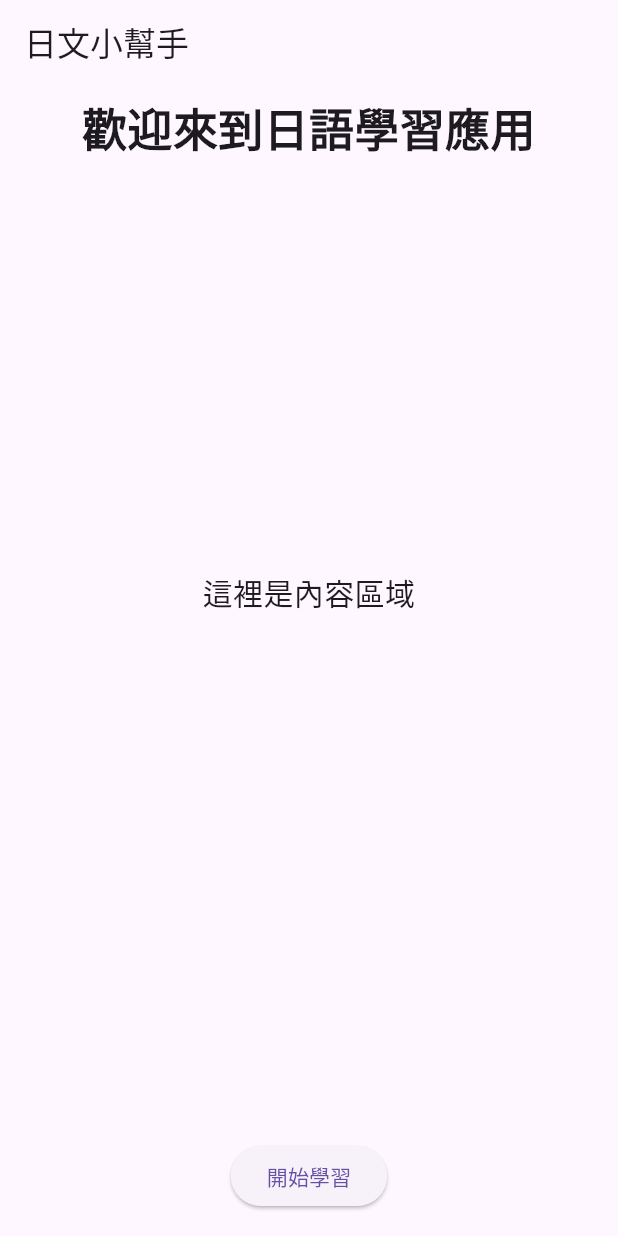
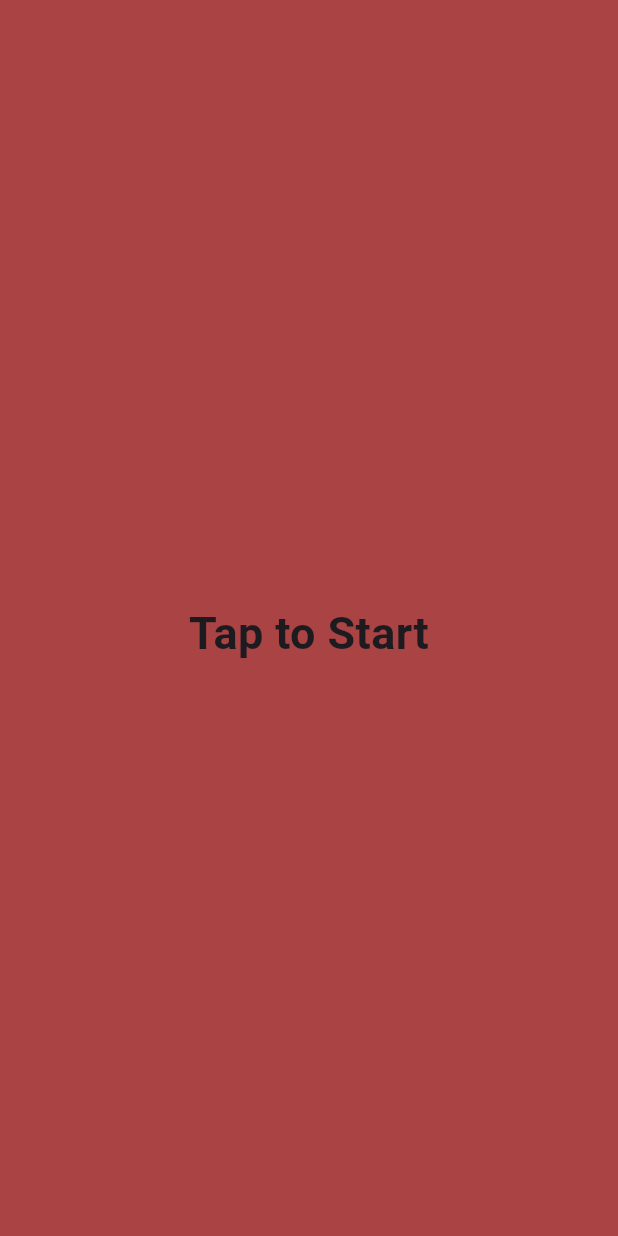
Before and after one commit to xiaomingtseng/study_japanese_app, a Flutter app: the screen it shows after launch, on a phone screen of 412 x 824 dp. Run offline on Flutter 3.47's test engine with Material 3 defaults, Android fonts, the phone set to English and light mode, and no system bars.

Commit message:
[feature]新增單字、文法、聽力練習路由

```diff
--- a/lib/main.dart
+++ b/lib/main.dart
@@ -1,4 +1,8 @@
 import 'package:flutter/material.dart';
+import 'core/home_screen.dart';
+import 'features/word_practice_screen.dart';
+import 'features/grammar_practice_screen.dart';
+import 'features/listening_practice_screen.dart';
 
 void main() {
   runApp(const MainApp());
@@ -10,50 +14,47 @@ class MainApp extends StatelessWidget {
   @override
   Widget build(BuildContext context) {
     return MaterialApp(
-      home: Scaffold(
-        appBar: AppBar(title: const Text('日文小幫手')),
-        body: Column(
-          mainAxisAlignment: MainAxisAlignment.spaceBetween,
-          children: [
-            //title area
-            const Padding(
-              padding: EdgeInsets.all(8.0),
-              child: Text(
-                '歡迎來到日語學習應用',
+      initialRoute: '/',
+      routes: {
+        '/': (context) => const SplashScreen(),
+        '/home': (context) => const HomeScreen(),
+        '/wordPractice': (context) => const WordPracticeScreen(),
+        '/grammarPractice': (context) => const GrammarPracticeScreen(),
+        '/listeningPractice': (context) => const ListeningPracticeScreen(),
+      },
+      theme: ThemeData(primarySwatch: Colors.red),
+      debugShowCheckedModeBanner: false,
+    );
+  }
+}
+
+class SplashScreen extends StatelessWidget {
+  const SplashScreen({super.key});
+
+  @override
+  Widget build(BuildContext context) {
+    return Scaffold(
+      backgroundColor: const Color.fromARGB(255, 170, 67, 67),
+      body: GestureDetector(
+        onTap: () {
+          Navigator.pushReplacement(
+            context,
+            MaterialPageRoute(builder: (context) => const HomeScreen()),
+          );
+        },
+        child: Center(
+          child: Column(
+            mainAxisAlignment: MainAxisAlignment.center,
+            children: [
+              // Image.asset('assets/images/logo.png', width: 200, height: 200),
+              const SizedBox(height: 20),
+              const Text(
+                'Tap to Start',
                 style: TextStyle(fontSize: 30, fontWeight: FontWeight.bold),
                 textAlign: TextAlign.center,
               ),
-            ),
-            //content area
-            Expanded(
-              child: Center(
-                child: Column(
-                  mainAxisAlignment: MainAxisAlignment.center,
-                  children: const [
-                    Text(
-                      '這裡是內容區域',
-                      style: TextStyle(fontSize: 20),
-                      textAlign: TextAlign.center,
-                    ),
-                    SizedBox(height: 20),
-                    Icon(
-                      Icons.school,
-                      size: 50,
-                      color: Color.fromARGB(0, 7, 85, 187),
-                    ),
-                  ],
-                ),
-              ),
-            ),
-            //button area
-            Padding(
-              padding: const EdgeInsets.all(16.0),
-              child: ElevatedButton(
-                onPressed: () {},
-                child: const Text('開始學習'),
-              ),
-            ),
-          ],
+            ],
+          ),
         ),
       ),
     );
```
Also changed, not shown: lib/core/home_screen.dart (added, +90 -0 lines), lib/features/grammar_practice_screen.dart (added, +13 -0 lines), lib/features/listening_practice_screen.dart (added, +15 -0 lines), lib/features/word_practice_screen.dart (added, +15 -0 lines).
